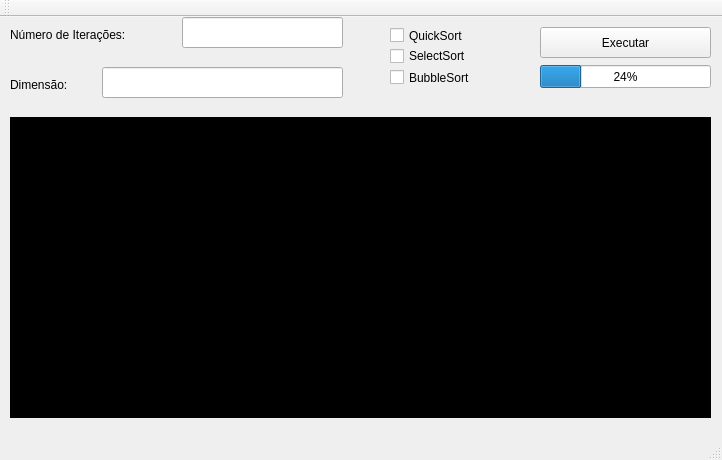
This is mainwindow.ui in hamurabiaraujo/ProjetoSO1 as Qt 5 draws it before an edit. The edited form follows.
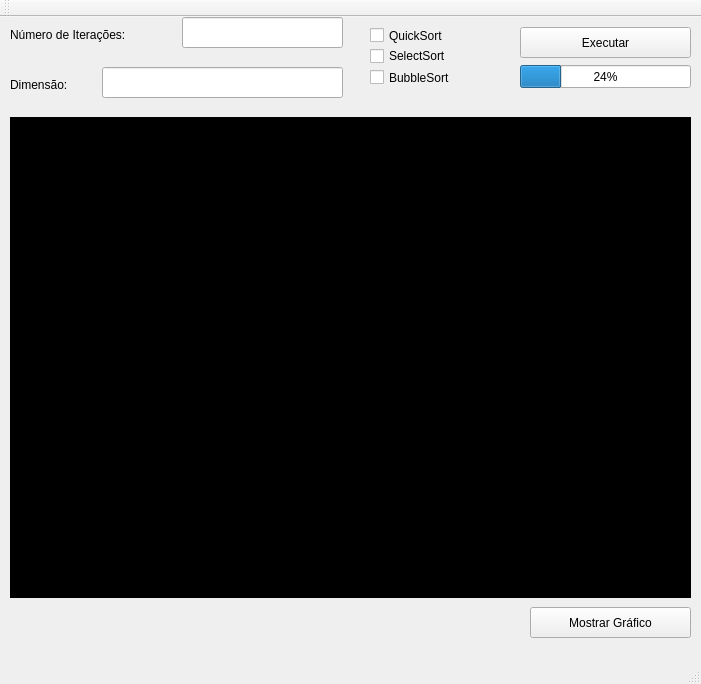
This is the edited form.

Commit message: Exceções tratadas, mudança no layout. Falta trabalhar as Strings de geração do gráfico.

Diff of the .ui file:
```diff
--- a/mainwindow.ui
+++ b/mainwindow.ui
@@ -6,8 +6,8 @@
    <rect>
     <x>0</x>
     <y>0</y>
-    <width>722</width>
-    <height>460</height>
+    <width>701</width>
+    <height>684</height>
    </rect>
   </property>
   <property name="windowTitle">
@@ -30,7 +30,7 @@
    <widget class="QCheckBox" name="checkBox">
     <property name="geometry">
      <rect>
-      <x>390</x>
+      <x>370</x>
       <y>10</y>
       <width>111</width>
       <height>17</height>
@@ -43,7 +43,7 @@
    <widget class="QCheckBox" name="checkBox_2">
     <property name="geometry">
      <rect>
-      <x>390</x>
+      <x>370</x>
       <y>50</y>
       <width>121</width>
       <height>21</height>
@@ -56,7 +56,7 @@
    <widget class="QPushButton" name="executar">
     <property name="geometry">
      <rect>
-      <x>540</x>
+      <x>520</x>
       <y>10</y>
       <width>171</width>
       <height>31</height>
@@ -82,7 +82,7 @@
    <widget class="QProgressBar" name="progressBar">
     <property name="geometry">
      <rect>
-      <x>540</x>
+      <x>520</x>
       <y>48</y>
       <width>171</width>
       <height>23</height>
@@ -95,7 +95,7 @@
    <widget class="QCheckBox" name="checkBox_3">
     <property name="geometry">
      <rect>
-      <x>390</x>
+      <x>370</x>
       <y>30</y>
       <width>101</width>
       <height>18</height>
@@ -110,8 +110,8 @@
      <rect>
       <x>10</x>
       <y>100</y>
-      <width>701</width>
-      <height>301</height>
+      <width>681</width>
+      <height>481</height>
      </rect>
     </property>
     <property name="font">
@@ -147,6 +147,19 @@
      </rect>
     </property>
    </widget>
+   <widget class="QPushButton" name="pushButtonMostrarGrafico">
+    <property name="geometry">
+     <rect>
+      <x>530</x>
+      <y>590</y>
+      <width>161</width>
+      <height>31</height>
+     </rect>
+    </property>
+    <property name="text">
+     <string>Mostrar Gráfico</string>
+    </property>
+   </widget>
   </widget>
   <widget class="QMenuBar" name="menuBar">
    <property name="geometry">
```
Left out of the diff: 2 changed lines with no effect on the pictures. The commit also changes 6 other files.
